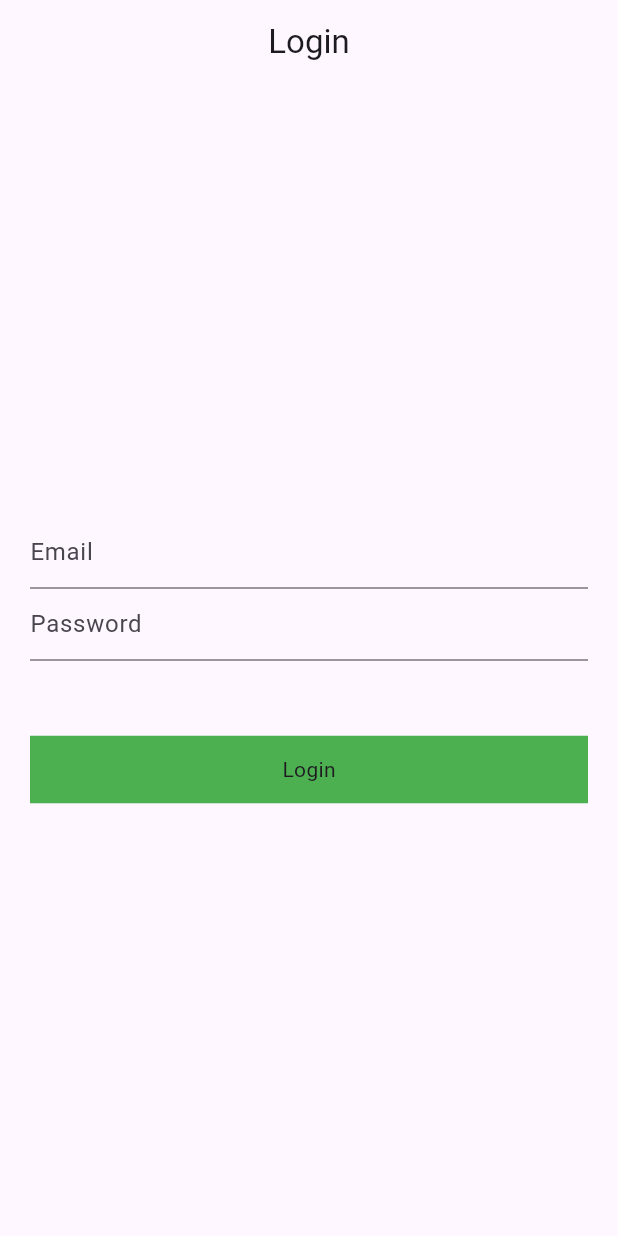
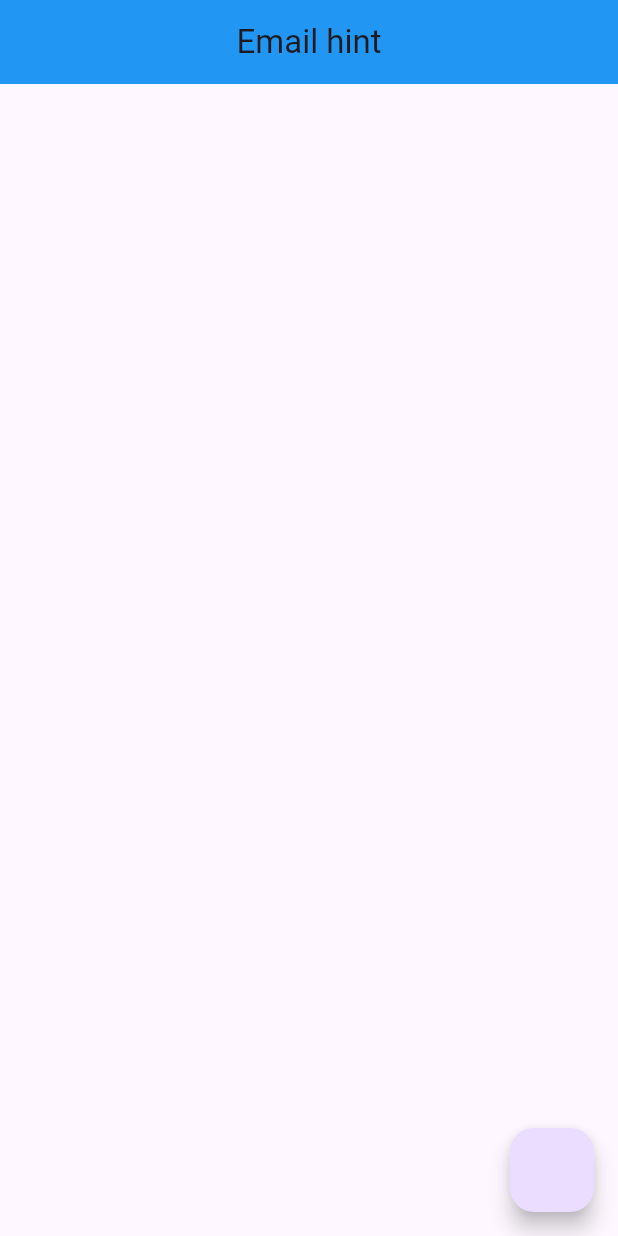
Before and after one commit to THExKIDD/Login, a Flutter app: the screen it shows after launch, on a phone screen of 412 x 824 dp. Run offline on Flutter 3.47's test engine with Material 3 defaults, Android fonts, the phone set to English and light mode, and no system bars; our stand-ins replace fluttertoast, get.

Commit message:
24 06 2024

```diff
--- /dev/null
+++ b/lib/data/response/routes/routes.dart
@@ -0,0 +1,14 @@
+import 'package:get/get.dart';
+import 'package:login/data/response/routes/routes_name.dart';
+import 'package:login/view/splash_screen.dart';
+
+class AppRoutes
+{
+
+  static appRoute() => [
+    GetPage(name: RoutesName.splashScreen,
+        page: () => SplashScreen(),
+        transition: Transition.zoom,
+        transitionDuration: Duration(milliseconds: 250)),
+  ];
+}
--- /dev/null
+++ b/lib/data/response/routes/routes_name.dart
@@ -0,0 +1,7 @@
+
+class RoutesName {
+
+  static const String splashScreen = '/';
+
+  static const String loginScreen = '/login_screen';
+}
--- /dev/null
+++ b/lib/data/response/status.dart
@@ -0,0 +1 @@
+enum Status {LOADING , COMPLETED , ERROR}
--- a/lib/home_screen.dart
+++ /dev/null
@@ -1,64 +0,0 @@
-import 'package:flutter/material.dart';
-import 'package:get/get.dart';
-import 'package:login/login_controller.dart';
-
-class homescreen extends StatefulWidget {
-  const homescreen({super.key});
-
-  @override
-  State<homescreen> createState() => _homescreenState();
-}
-
-class _homescreenState extends State<homescreen> {
-
-  LoginController controller = Get.put(LoginController());
-
-  @override
-  Widget build(BuildContext context) {
-    return Scaffold(
-      appBar: AppBar(
-        title: Text('Login'),
-        centerTitle: true,
-      ),
-      body: Padding(
-        padding: const EdgeInsets.symmetric(horizontal: 20),
-        child: Column(
-          mainAxisAlignment: MainAxisAlignment.center,
-          children: [
-            TextFormField(
-              controller: controller.emailController.value,
-              decoration: InputDecoration(
-                hintText: 'Email',
-              ),
-            ),
-            TextFormField(
-              controller: controller.passwordController.value,
-              decoration: InputDecoration(
-                hintText: 'Password',
-              ),
-            ),
-            SizedBox(height: 50),
-
-            Obx( () {
-              return InkWell(
-                onTap: () {
-                  controller.lognApi();
-                },
-                child: controller.loading.value ? CircularProgressIndicator() : Container(
-                  height: 45,
-                  color: Colors.green,
-                  child: Center(
-                    child: Text('Login'),
-                  ),
-                ),
-              );
-            }
-            ),
-          ],
-        ),
-      ),
-
-
-    );
-  }
-}
--- a/lib/login_controller.dart
+++ /dev/null
@@ -1,47 +0,0 @@
-import 'dart:convert';
-
-import 'package:flutter/cupertino.dart';
-import 'package:get/get.dart';
-import 'package:http/http.dart';
-
-class LoginController extends GetxController{
-
-  final emailController = TextEditingController().obs;
-  final passwordController = TextEditingController().obs;
-  RxBool loading = false.obs;
-
-  void lognApi()async
-  {
-    loading.value =true;
-    try
-    {
-      final response = await post(Uri.parse('https://reqres.in/api/register'),
-          body: {
-            'email' : emailController.value.text,
-            'password' : passwordController.value.text,
-          },
-          headers: {
-        'authority' : 'ndfh'
-          }
-      );
-      var data = jsonDecode(response.body);
-      if(response.statusCode == 200)
-      {
-        loading.value = false;
-        Get.snackbar('Login Successfull', 'Congrats');
-
-      }
-      else {
-        loading.value = false;
-        Get.snackbar('Login Failed', data['error']);
-      }
-    }
-    catch(e)
-    {
-      loading.value = false;
-      Get.snackbar('Exception', e.toString());
-    }
-  }
-
-
-  }
--- a/lib/main.dart
+++ b/lib/main.dart
@@ -1,6 +1,8 @@
 import 'package:flutter/material.dart';
 import 'package:get/get.dart';
-import 'package:login/home_screen.dart';
+import 'package:login/data/response/routes/routes.dart';
+import 'package:login/resources/getx_localization/languages.dart';
+import 'package:login/view/splash_screen.dart';
 
 void main() {
   runApp(const MyApp());
@@ -13,9 +15,10 @@ class MyApp extends StatelessWidget {
   @override
   Widget build(BuildContext context) {
     return GetMaterialApp(
-      getPages: [
-        GetPage(name: '/', page: () => homescreen()),
-      ],
+      translations: Languages(),
+      locale: Locale('hn', 'IN'),
+      fallbackLocale: Locale('en', 'US'),
+      getPages: AppRoutes.appRoute(),
 
 
     );
--- /dev/null
+++ b/lib/resources/colors/app_color.dart
@@ -0,0 +1,7 @@
+import 'dart:ui';
+
+class AppColor {
+
+  static const Color blackColor = Color(0xff000000);
+  static const Color whiteColor = Color(0xffffffff);
+}
--- /dev/null
+++ b/lib/resources/getx_localization/languages.dart
@@ -0,0 +1,16 @@
+
+import 'package:get/get.dart';
+
+class Languages extends Translations
+{
+  @override
+  Map<String,Map<String,String>> get keys =>
+      {
+        'en_US' : {
+          'email_hint' : 'Enter email'
+        },
+        'hn_IN' : {
+          'email_hint' : 'ईमेल दर्ज करें'
+        },
+      };
+}
--- /dev/null
+++ b/lib/view/splash_screen.dart
@@ -0,0 +1,30 @@
+import 'package:flutter/material.dart';
+import 'package:get/get.dart';
+import 'package:login/data/app_exceptions.dart';
+import 'package:login/utils/utils.dart';
+
+class SplashScreen extends StatefulWidget {
+  const SplashScreen({super.key});
+
+  @override
+  State<SplashScreen> createState() => _SplashScreenState();
+}
+
+class _SplashScreenState extends State<SplashScreen> {
+  @override
+  Widget build(BuildContext context) {
+    return Scaffold(
+      appBar: AppBar(
+        title: Text('Email hint'.tr),
+        backgroundColor: Colors.blue,
+        centerTitle: true,
+      ),
+      floatingActionButton: FloatingActionButton(
+        onPressed: ()
+        {
+          Utils.toastMessage('tarun');
+        },
+      ),
+    );
+  }
+}
--- a/pubspec.yaml
+++ b/pubspec.yaml
@@ -35,8 +35,10 @@ dependencies:
   # The following adds the Cupertino Icons font to your application.
   # Use with the CupertinoIcons class for iOS style icons.
   cupertino_icons: ^1.0.6
-  http:
+  http: ^1.2.1
   get: ^4.6.6
+  shared_preferences: ^2.2.3
+  fluttertoast: ^8.2.6
 
 dev_dependencies:
   flutter_test:
```
Also changed, not shown: lib/data/app_exceptions.dart (added, +41 -0 lines), lib/data/network/base_api_services.dart (added, +7 -0 lines), lib/data/network/network_api_services.dart (added, +74 -0 lines), lib/data/response/api_response.dart (added, +24 -0 lines), lib/utils/utils.dart (added, +33 -0 lines), pubspec.lock, 1 other file.
